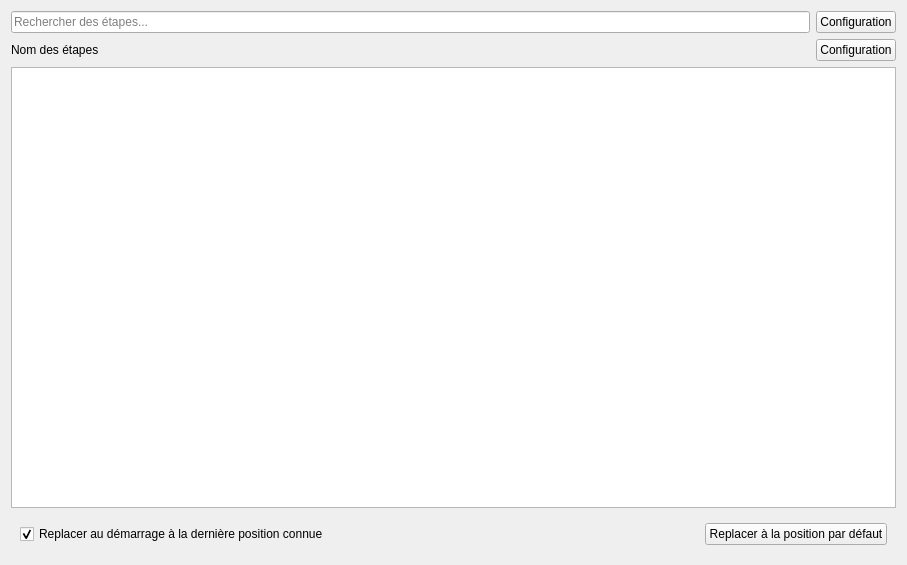
Old version of the form ComputreeGui/view/Steps/gstepviewdefault.ui in the repository computree/computree-v3.
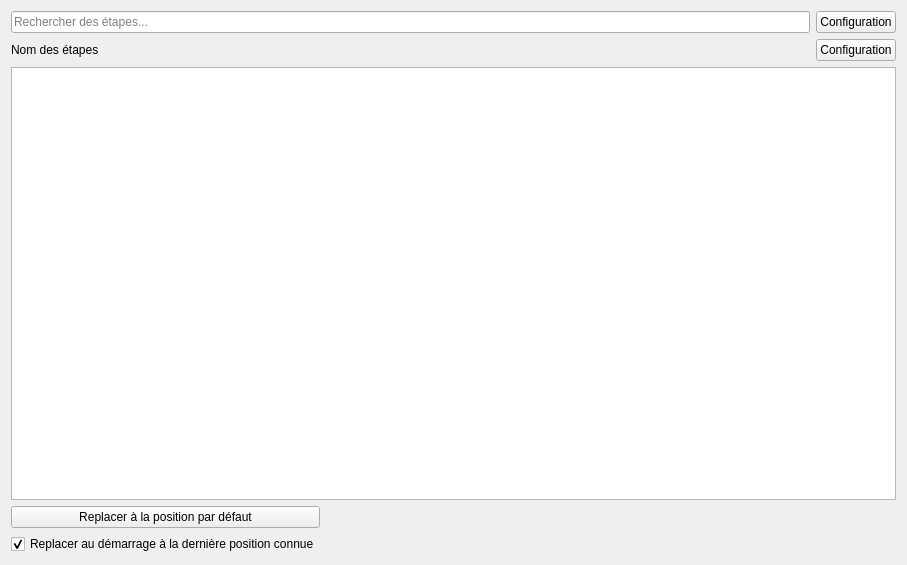
New version of the form. Custom widgets are drawn as their Qt base class.

Patch:
```diff
--- a/ComputreeGui/view/Steps/gstepviewdefault.ui
+++ b/ComputreeGui/view/Steps/gstepviewdefault.ui
@@ -60,18 +60,23 @@
    </item>
    <item>
     <widget class="QWidget" name="widget" native="true">
-     <layout class="QHBoxLayout" name="horizontalLayout">
-      <item>
-       <widget class="QCheckBox" name="checkBoxShowAtLastPosition">
-        <property name="text">
-         <string>Replacer au démarrage à la dernière position connue</string>
-        </property>
-        <property name="checked">
-         <bool>true</bool>
-        </property>
-       </widget>
-      </item>
-      <item>
+     <layout class="QGridLayout" name="gridLayout_2">
+      <property name="leftMargin">
+       <number>0</number>
+      </property>
+      <property name="topMargin">
+       <number>0</number>
+      </property>
+      <property name="rightMargin">
+       <number>0</number>
+      </property>
+      <property name="bottomMargin">
+       <number>0</number>
+      </property>
+      <property name="horizontalSpacing">
+       <number>0</number>
+      </property>
+      <item row="1" column="1">
        <spacer name="horizontalSpacer">
         <property name="orientation">
          <enum>Qt::Horizontal</enum>
@@ -84,13 +89,23 @@
         </property>
        </spacer>
       </item>
-      <item>
+      <item row="1" column="0">
        <widget class="QPushButton" name="pb_replaceDefualt">
         <property name="text">
          <string>Replacer à la position par défaut</string>
         </property>
        </widget>
       </item>
+      <item row="2" column="0">
+       <widget class="QCheckBox" name="checkBoxShowAtLastPosition">
+        <property name="text">
+         <string>Replacer au démarrage à la dernière position connue</string>
+        </property>
+        <property name="checked">
+         <bool>true</bool>
+        </property>
+       </widget>
+      </item>
      </layout>
     </widget>
    </item>
```
